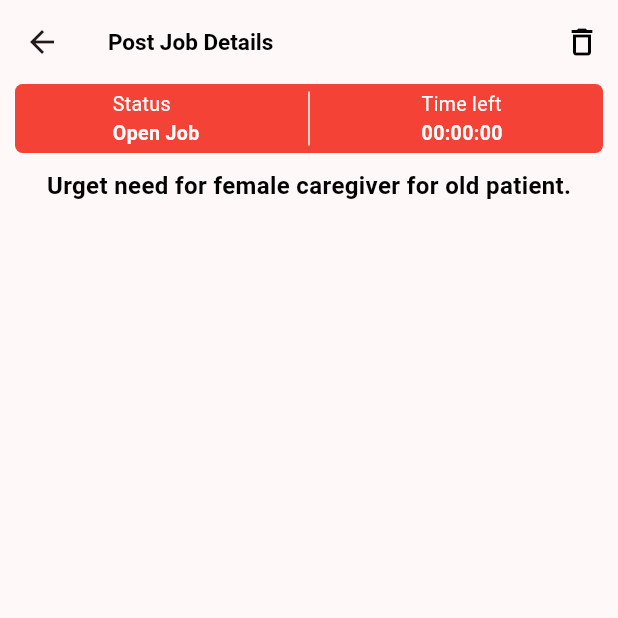
After one commit to ekodusproduction/peaceworc-agency-flutter-app, a Flutter app: the PostJobListScreen screen opened directly, after a tap on "New Test Job, urgent requirement for fem", on a phone screen of 412 x 824 dp, the top half of it. The commit adds this screen. Run offline on Flutter 3.47's test engine with Material 2 defaults, Android fonts, the phone set to English and light mode, and no system bars; our stand-ins replace flutter_svg, fluttertoast; missing offline and left inert: dart:ffi.

Commit message:
post job details - 12/9/2023

```diff
--- a/lib/ui/post_job_list/PostJobCard.dart
+++ b/lib/ui/post_job_list/PostJobCard.dart
@@ -1,11 +1,16 @@
 import 'package:flutter/material.dart';
+import 'package:peaceworc_agency/ui/post_job_list/PostJobdetailsScreen.dart';
 
 class PostJobCard extends StatelessWidget {
   final String child;
   PostJobCard({required this.child});
   @override
   Widget build(BuildContext context) {
-    return Padding(
+    return InkWell(
+      onTap: (){
+        Navigator.push(context, MaterialPageRoute(builder: (context) => PostJobDetailsScreen()));
+      },
+      child: Padding(
         padding: const EdgeInsets.only(top: 10.0),
         child: Card(
           shape: RoundedRectangleBorder(
@@ -118,6 +123,7 @@ class PostJobCard extends StatelessWidget {
             ],
           ),
         ),
+      ),
     );
   }
 }
--- /dev/null
+++ b/lib/ui/post_job_list/PostJobdetailsScreen.dart
@@ -0,0 +1,83 @@
+import 'package:flutter/material.dart';
+class PostJobDetailsScreen extends StatefulWidget {
+  const PostJobDetailsScreen({super.key});
+
+  @override
+  State<PostJobDetailsScreen> createState() => _PostJobDetailsScreenState();
+}
+
+class _PostJobDetailsScreenState extends State<PostJobDetailsScreen> {
+  @override
+  Widget build(BuildContext context) {
+    return Scaffold(
+      appBar: AppBar(
+        title: Text("Post Job Details", style: TextStyle(fontWeight: FontWeight.bold, fontSize: 15, color: Colors.black),),
+        actions: [
+          IconButton(
+            onPressed: () {},
+            icon: Icon(Icons.delete_outline, color: Colors.black,),
+          ),
+        ],
+      ),
+
+      body: Column(
+        children: [
+            Container(
+              margin: EdgeInsets.only(left: 10.0, right: 10.0),
+              decoration: BoxDecoration(
+                color: Colors.red[500],
+                borderRadius: BorderRadius.circular(5)
+              ),
+              child: IntrinsicHeight(
+                child: Flex(
+                  direction: Axis.horizontal,
+                  mainAxisAlignment: MainAxisAlignment.spaceBetween,
+                  children: [
+                    Expanded(
+                      child: Align(
+                        alignment: Alignment.center,
+                        child: Column(
+                          crossAxisAlignment: CrossAxisAlignment.start,
+                          children: [
+                            SizedBox(height: 4.0,),
+                            Text("Status", style: TextStyle(color: Colors.white, fontSize: 13),),
+                            Text("Open Job", style: TextStyle(color: Colors.white, fontSize: 13, fontWeight: FontWeight.bold),),
+                            SizedBox(height: 4.0,),
+                          ],
+                        ),
+                      ),
+                    ),
+                    VerticalDivider(
+                      color: Colors.white,
+                      thickness: 1,
+                      indent: 5,
+                      endIndent: 5,
+                    ),
+                    Expanded(
+                      child: Align(
+                        alignment: Alignment.center,
+                        child: Column(
+                          crossAxisAlignment: CrossAxisAlignment.start,
+                          children: [
+                            SizedBox(height: 4.0,),
+                            Text("Time left", style: TextStyle(color: Colors.white, fontSize: 13),),
+                            Text("00:00:00", style: TextStyle(color: Colors.white, fontSize: 13, fontWeight: FontWeight.bold),),
+                            SizedBox(height: 4.0,),
+                          ],
+                        ),
+                      ),
+                    )
+                  ],
+                ),
+              ),
+            ),
+          SizedBox(height: 10,),
+          Padding(
+            padding: const EdgeInsets.only(left: 8.0, right: 8.0),
+            child: Text("Urget need for female caregiver for old patient.", style: TextStyle(fontWeight: FontWeight.bold, color: Colors.black, fontSize: 16),),
+          )
+        ],
+      ),
+    );
+  }
+}
```
Lines whose indentation alone changed are shown as unchanged.
